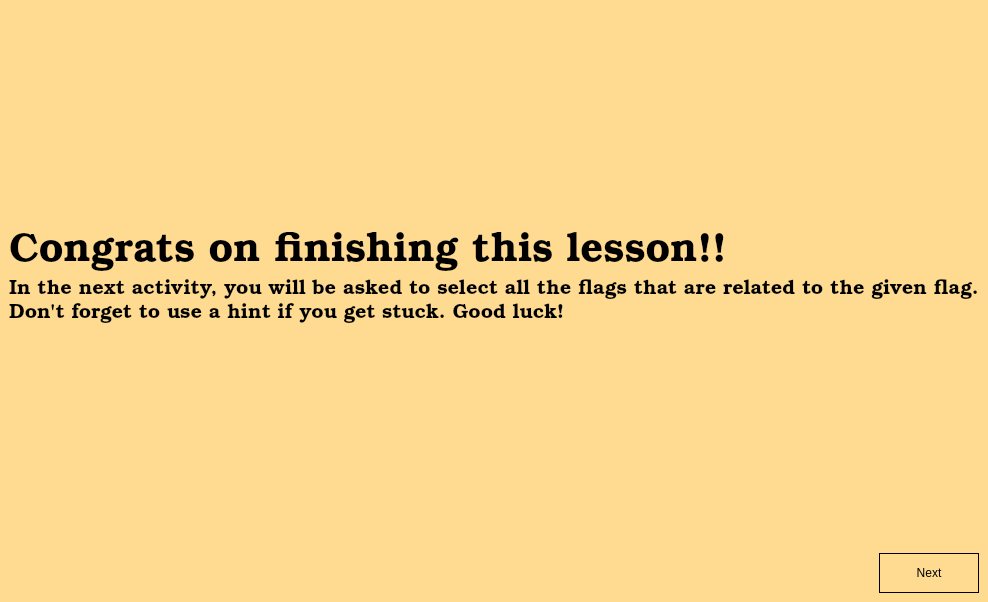
Above: bedistinctiveorrelatedlesson.ui from zxjorge/EDApp before the change. Below: the same form after it.
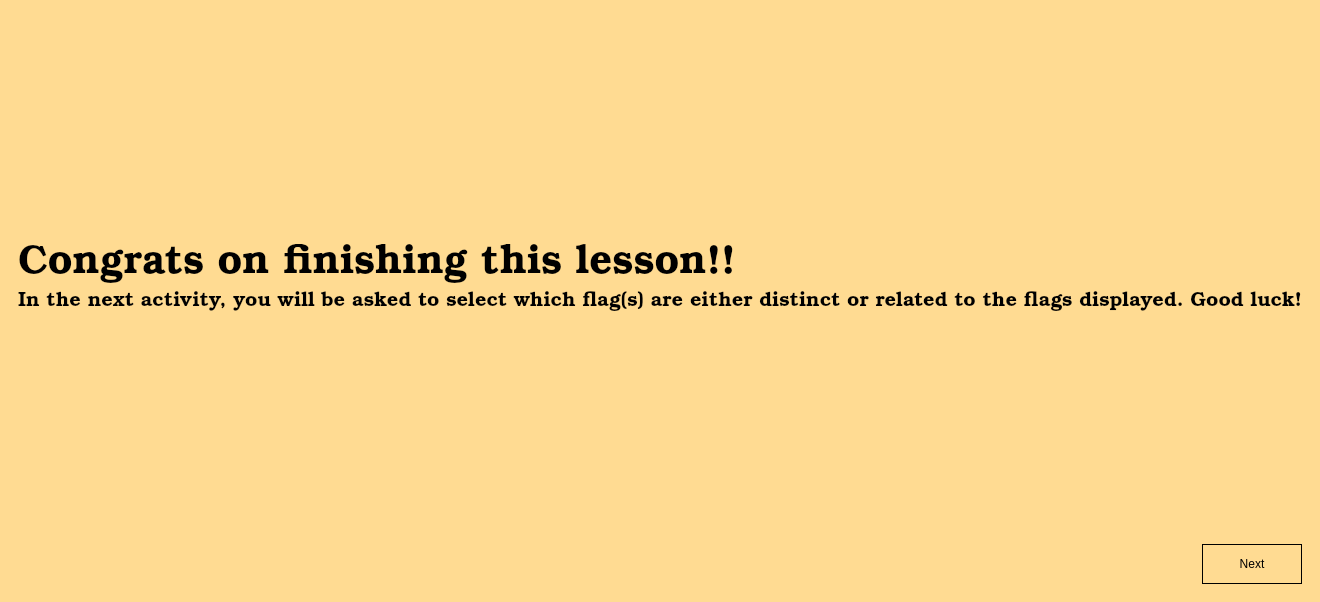
That is the form after the change. The open tabs and pages were chosen to show the change. Icons and pictures are not drawn.

Commit message: matched completed lesson ui to everything eles

What changed in the file:
```diff
--- a/bedistinctiveorrelatedlesson.ui
+++ b/bedistinctiveorrelatedlesson.ui
@@ -691,22 +691,30 @@
    <property name="styleSheet">
     <string notr="true">background-color: rgb(255, 219, 146);</string>
    </property>
-   <layout class="QVBoxLayout" name="verticalLayout_12">
+   <layout class="QVBoxLayout" name="verticalLayout_7">
     <item>
-     <spacer name="verticalSpacer_2">
+     <widget class="QFrame" name="verticalFrame">
+      <property name="styleSheet">
+       <string notr="true">QFrame#verticalFrame {
+    border: 4px dashed white;
+}</string>
+      </property>
+      <layout class="QVBoxLayout" name="verticalLayout">
+       <item>
+        <spacer name="verticalSpacer_3">
       <property name="orientation">
        <enum>Qt::Vertical</enum>
       </property>
       <property name="sizeHint" stdset="0">
        <size>
         <width>20</width>
-        <height>220</height>
+           <height>293</height>
        </size>
       </property>
      </spacer>
     </item>
     <item>
-     <widget class="QLabel" name="label_21">
+        <widget class="QLabel" name="label">
       <property name="font">
        <font>
         <family>Bookman Old Style</family>
@@ -719,7 +727,7 @@
      </widget>
     </item>
     <item>
-     <widget class="QLabel" name="label_22">
+        <widget class="QLabel" name="label_2">
       <property name="font">
        <font>
         <family>Bookman Old Style</family>
@@ -727,38 +735,19 @@
        </font>
       </property>
       <property name="text">
-       <string>In the next activity, you will be asked to select all the flags that are related to the given flag.
-Don't forget to use a hint if you get stuck. Good luck!</string>
+          <string>In the next activity, you will be asked to select which flag(s) are either distinct or related to the flags displayed. Good luck!</string>
       </property>
      </widget>
     </item>
     <item>
-     <spacer name="verticalSpacer">
+        <spacer name="verticalSpacer_4">
       <property name="orientation">
        <enum>Qt::Vertical</enum>
       </property>
       <property name="sizeHint" stdset="0">
        <size>
         <width>20</width>
-        <height>220</height>
-       </size>
-      </property>
-     </spacer>
-    </item>
-    <item>
-     <layout class="QHBoxLayout" name="horizontalLayout_7">
-      <property name="bottomMargin">
-       <number>0</number>
-      </property>
-      <item>
-       <spacer name="horizontalSpacer_5">
-        <property name="orientation">
-         <enum>Qt::Horizontal</enum>
-        </property>
-        <property name="sizeHint" stdset="0">
-         <size>
-          <width>40</width>
-          <height>20</height>
+           <height>293</height>
          </size>
         </property>
        </spacer>
@@ -773,7 +762,7 @@
         </property>
         <property name="maximumSize">
          <size>
-          <width>80</width>
+           <width>100</width>
           <height>16777215</height>
          </size>
         </property>
@@ -784,7 +773,7 @@
          </size>
         </property>
         <property name="layoutDirection">
-         <enum>Qt::LeftToRight</enum>
+          <enum>Qt::RightToLeft</enum>
         </property>
         <property name="styleSheet">
          <string notr="true">font: 300 14pt &quot;Bookman Old Style&quot;;
@@ -797,6 +786,7 @@
        </widget>
       </item>
      </layout>
+     </widget>
     </item>
    </layout>
   </widget>
```
Left out of the diff: 22 changed lines with no effect on the pictures. Lines whose indentation alone changed are shown as unchanged. The commit also changes 3 other files.
